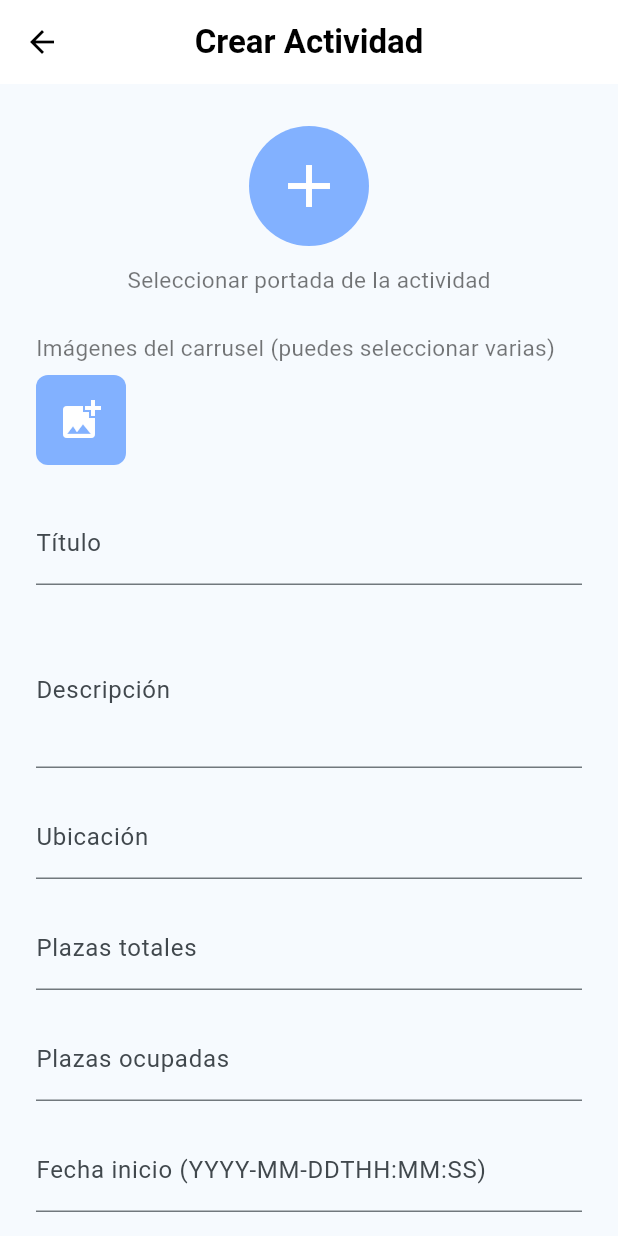
After one commit to FeederMaster666/API_Gerindote, a Flutter app: the CrearActividadScreen screen opened directly, on a phone screen of 412 x 824 dp. The commit adds this screen. Run offline on Flutter 3.47's test engine with Material 3 defaults, Android fonts, the phone set to English and light mode, and no system bars; our stand-ins replace carousel_slider, image_picker, shared_preferences, table_calendar; accounts and stored records are empty; network calls fail.

Commit message:
añadir y eliminar actividad implementados

```diff
--- a/APP MOVIL/lib/pages/ActividadAytoDetalles.dart
+++ b/APP MOVIL/lib/pages/ActividadAytoDetalles.dart
@@ -14,7 +14,7 @@ class DetalleActividadScreen extends StatelessWidget {
     final String descripcion = actividad['descripcion'] ?? 'Sin descripción';
     final String? imagenUrl = actividad['imagen'];
     final List<dynamic> imagenesCarrusel = actividad['imagenes'] ?? [];
-    final int plazasDisponibles = actividad['plazasDisponibles'] ?? 0;
+    final int plazasOcupadas = actividad['plazasOcupadas'] ?? 0;
     final int plazasTotales = actividad['plazasTotales'] ?? 0;
     final espacio = actividad['espacio'];
     final String ubicacion = actividad['ubicacion'] ?? 'Sin ubicación';
@@ -93,7 +93,7 @@ class DetalleActividadScreen extends StatelessWidget {
                           Icon(Icons.people, size: 18, color: Colors.grey[700]),
                           const SizedBox(width: 4),
                           Text(
-                            '$plazasDisponibles/$plazasTotales plazas',
+                            '$plazasOcupadas/$plazasTotales plazas',
                             style: const TextStyle(fontSize: 15),
                           ),
                         ],
@@ -141,7 +141,7 @@ class DetalleActividadScreen extends StatelessWidget {
                                   crossAxisAlignment: CrossAxisAlignment.start,
                                   children: [
                                     Text(
-                                      "Plazas disponibles: $plazasDisponibles",
+                                      "Plazas ocupadas: $plazasOcupadas",
                                       style: const TextStyle(
                                         color: Colors.grey,
                                         fontSize: 14,
@@ -182,7 +182,7 @@ class DetalleActividadScreen extends StatelessWidget {
                                                 color: Colors.green,
                                               ),
                                               onPressed: () {
-                                                if (plazas < plazasDisponibles) {
+                                                if (plazas < plazasOcupadas) {
                                                   setState(() => plazas++);
                                                 }
                                               },
--- /dev/null
+++ b/APP MOVIL/lib/pages/CrearActividad.dart
@@ -0,0 +1,327 @@
+import 'dart:io';
+import 'package:flutter/material.dart';
+import 'package:image_picker/image_picker.dart';
+import '../services/ActividadesMunicipalesService.dart';
+
+class CrearActividadScreen extends StatefulWidget {
+  const CrearActividadScreen({super.key});
+
+  @override
+  State<CrearActividadScreen> createState() => _CrearActividadScreenState();
+}
+
+class _CrearActividadScreenState extends State<CrearActividadScreen> {
+  final tituloController = TextEditingController();
+  final descripcionController = TextEditingController();
+  final ubicacionController = TextEditingController();
+  final plazasTotalesController = TextEditingController();
+  final plazasOcupadasController = TextEditingController();
+  final fechaInicioController = TextEditingController();
+  final fechaFinController = TextEditingController();
+
+  File? _imagenPortada;
+  List<File> _imagenesCarrusel = [];
+  bool _isLoading = false;
+
+  final ActividadesMunicipalesService _service = ActividadesMunicipalesService();
+
+  @override
+  Widget build(BuildContext context) {
+    return Scaffold(
+      appBar: AppBar(
+        backgroundColor: Colors.white,
+        elevation: 0,
+        leading: IconButton(
+          icon: const Icon(Icons.arrow_back, color: Colors.black),
+          onPressed: () => Navigator.pop(context),
+        ),
+        centerTitle: true,
+        title: const Text(
+          "Crear Actividad",
+          style: TextStyle(
+            color: Colors.black,
+            fontWeight: FontWeight.bold,
+          ),
+        ),
+      ),
+      body: ListView(
+        padding: const EdgeInsets.symmetric(horizontal: 24, vertical: 12),
+        children: [
+          const SizedBox(height: 16),
+          // Selector de foto de portada
+          Center(
+            child: Column(
+              children: [
+                GestureDetector(
+                  onTap: _seleccionarImagenPortada,
+                  child: CircleAvatar(
+                    radius: 40,
+                    backgroundColor: Colors.blueAccent.shade100,
+                    backgroundImage: _imagenPortada != null ? FileImage(_imagenPortada!) : null,
+                    child: _imagenPortada == null
+                        ? Icon(Icons.add, size: 48, color: Colors.white)
+                        : null,
+                  ),
+                ),
+                const SizedBox(height: 12),
+                const Text(
+                  "Seleccionar portada de la actividad",
+                  style: TextStyle(color: Colors.black54, fontSize: 15),
+                ),
+              ],
+            ),
+          ),
+          const SizedBox(height: 24),
+          // Selector de imágenes de carrusel
+          Column(
+            crossAxisAlignment: CrossAxisAlignment.start,
+            children: [
+              const Text(
+                "Imágenes del carrusel (puedes seleccionar varias)",
+                style: TextStyle(color: Colors.black54, fontSize: 15),
+              ),
+              const SizedBox(height: 8),
+              Wrap(
+                spacing: 8,
+                children: [
+                  // Botón para añadir imágenes
+                  GestureDetector(
+                    onTap: _seleccionarImagenesCarrusel,
+                    child: Container(
+                      width: 60,
+                      height: 60,
+                      decoration: BoxDecoration(
+                        color: Colors.blueAccent.shade100,
+                        borderRadius: BorderRadius.circular(8),
+                      ),
+                      child: const Icon(Icons.add_photo_alternate, color: Colors.white, size: 32),
+                    ),
+                  ),
+                  // Miniaturas de imágenes seleccionadas
+                  ..._imagenesCarrusel.map((img) => Stack(
+                    alignment: Alignment.topRight,
+                    children: [
+                      Container(
+                        margin: const EdgeInsets.only(top: 4, right: 4),
+                        width: 60,
+                        height: 60,
+                        child: ClipRRect(
+                          borderRadius: BorderRadius.circular(8),
+                          child: Image.file(img, fit: BoxFit.cover),
+                        ),
+                      ),
+                      // Botón para eliminar imagen del carrusel
+                      GestureDetector(
+                        onTap: () {
+                          setState(() {
+                            _imagenesCarrusel.remove(img);
+                          });
+                        },
+                        child: Container(
+                          decoration: BoxDecoration(
+                            color: Colors.redAccent,
+                            shape: BoxShape.circle,
+                          ),
+                          padding: const EdgeInsets.all(2),
+                          child: const Icon(Icons.close, size: 16, color: Colors.white),
+                        ),
+                      ),
+                    ],
+                  )),
+                ],
+              ),
+            ],
+          ),
+          const SizedBox(height: 24),
+          // Campo Título
+          TextField(
+            controller: tituloController,
+            decoration: const InputDecoration(
+              labelText: "Título",
+              border: UnderlineInputBorder(),
+            ),
+          ),
+          const SizedBox(height: 18),
+          // Campo Descripción
+          TextField(
+            controller: descripcionController,
+            decoration: const InputDecoration(
+              labelText: "Descripción",
+              border: UnderlineInputBorder(),
+            ),
+            maxLines: 3,
+          ),
+          const SizedBox(height: 18),
+          // Campo Ubicación
+          TextField(
+            controller: ubicacionController,
+            decoration: const InputDecoration(
+              labelText: "Ubicación",
+              border: UnderlineInputBorder(),
+            ),
+          ),
+          const SizedBox(height: 18),
+          // Campo Plazas Totales
+          TextField(
+            controller: plazasTotalesController,
+            decoration: const InputDecoration(
+              labelText: "Plazas totales",
+              border: UnderlineInputBorder(),
+            ),
+            keyboardType: TextInputType.number,
+          ),
+          const SizedBox(height: 18),
+          // Campo Plazas Ocupadas
+          TextField(
+            controller: plazasOcupadasController,
+            decoration: const InputDecoration(
+              labelText: "Plazas ocupadas",
+              border: UnderlineInputBorder(),
+            ),
+            keyboardType: TextInputType.number,
+          ),
+          const SizedBox(height: 18),
+          // Campo Fecha Inicio
+          TextField(
+            controller: fechaInicioController,
+            decoration: const InputDecoration(
+              labelText: "Fecha inicio (YYYY-MM-DDTHH:MM:SS)",
+              border: UnderlineInputBorder(),
+            ),
+            keyboardType: TextInputType.datetime,
+          ),
+          const SizedBox(height: 18),
+          // Campo Fecha Fin
+          TextField(
+            controller: fechaFinController,
+            decoration: const InputDecoration(
+              labelText: "Fecha fin (YYYY-MM-DDTHH:MM:SS)",
+              border: UnderlineInputBorder(),
+            ),
+            keyboardType: TextInputType.datetime,
+          ),
+          const SizedBox(height: 32),
+          // Botón crear actividad
+          SizedBox(
+            width: double.infinity,
+            child: ElevatedButton(
+              onPressed: _isLoading ? null : _crearActividad,
+              style: ElevatedButton.styleFrom(
+                backgroundColor: Colors.blueAccent,
+                padding: const EdgeInsets.symmetric(vertical: 16),
+                shape: RoundedRectangleBorder(
+                  borderRadius: BorderRadius.circular(30),
+                ),
+              ),
+              child: _isLoading
+                  ? const CircularProgressIndicator(color: Colors.white)
+                  : const Text(
+                      "Crear Actividad",
+                      style: TextStyle(fontSize: 16, fontWeight: FontWeight.bold, color: Colors.white),
+                    ),
+            ),
+          ),
+          const SizedBox(height: 16),
+        ],
+      ),
+    );
+  }
+
+  // Seleccionar imagen de portada desde galería
+  Future<void> _seleccionarImagenPortada() async {
+    final picker = ImagePicker();
+    final pickedFile = await picker.pickImage(source: ImageSource.gallery);
+
+    if (pickedFile != null) {
+      setState(() {
+        _imagenPortada = File(pickedFile.path);
+      });
+    }
+  }
+
+  // Seleccionar varias imágenes para el carrusel desde galería
+  Future<void> _seleccionarImagenesCarrusel() async {
+    final picker = ImagePicker();
+    final pickedFiles = await picker.pickMultiImage();
+    if (pickedFiles != null && pickedFiles.isNotEmpty) {
+      setState(() {
+        _imagenesCarrusel.addAll(pickedFiles.map((e) => File(e.path)));
+      });
+    }
+  }
+
+  Future<void> _crearActividad() async {
+    // Validación básica
+    if (tituloController.text.trim().isEmpty ||
+        descripcionController.text.trim().isEmpty ||
+        ubicacionController.text.trim().isEmpty ||
+        plazasTotalesController.text.trim().isEmpty ||
+        plazasOcupadasController.text.trim().isEmpty ||
+        fechaInicioController.text.trim().isEmpty ||
+        fechaFinController.text.trim().isEmpty) {
+      ScaffoldMessenger.of(context).showSnackBar(
+        const SnackBar(content: Text('Todos los campos son obligatorios')),
+      );
+      return;
+    }
+
+    setState(() {
+      _isLoading = true;
+    });
+
+    try {
+      // 1. Crear la actividad (sin imágenes)
+      final actividad = await _service.crearActividad(
+        titulo: tituloController.text.trim(),
+        descripcion: descripcionController.text.trim(),
+        ubicacion: ubicacionController.text.trim(),
+        plazasTotales: int.tryParse(plazasTotalesController.text.trim()) ?? 0,
+        plazasOcupadas: int.tryParse(plazasOcupadasController.text.trim()) ?? 0,
+        fechaInicio: fechaInicioController.text.trim(),
+        fechaFin: fechaFinController.text.trim(),
+      );
+      final actividadId = actividad['actividad']['_id'];
+
+      // 2. Subir imagen de portada si se seleccionó
+      if (_imagenPortada != null) {
+        await _service.subirImagenPortada(
+          actividadId: actividadId,
+          imagen: _imagenPortada!,
+        );
+      }
+
+      // 3. Subir imágenes del carrusel si se seleccionaron
+      if (_imagenesCarrusel.isNotEmpty) {
+        await _service.subirImagenesCarrusel(
+          actividadId: actividadId,
+          imagenes: _imagenesCarrusel,
+        );
+      }
+
+      Navigator.pop(context, true);
+      ScaffoldMessenger.of(context).showSnackBar(
+        SnackBar(
+          content: Row(
+            children: [
+              Icon(Icons.check_circle_outline, color: Colors.white, size: 20),
+              const SizedBox(width: 8),
+              const Text("Actividad creada con éxito"),
+            ],
+          ),
+          backgroundColor: Colors.green[700],
+        ),
+      );
+    } catch (e) {
+      ScaffoldMessenger.of(context).showSnackBar(
+        SnackBar(
+          content: Text('Error al crear actividad: $e'),
+          backgroundColor: Colors.red,
+        ),
+      );
+    } finally {
+      setState(() {
+        _isLoading = false;
+      });
+    }
+  }
+}
--- a/APP MOVIL/lib/services/ActividadesMunicipalesService.dart
+++ b/APP MOVIL/lib/services/ActividadesMunicipalesService.dart
@@ -20,7 +20,7 @@ class ActividadesMunicipalesService {
     required String titulo,
     String? descripcion,
     required int plazasTotales,
-    required int plazasDisponibles,
+    required int plazasOcupadas,
     required String ubicacion,
     String? espacio, // id del espacio, opcional
     required String fechaInicio, // formato ISO 8601
@@ -30,7 +30,7 @@ class ActividadesMunicipalesService {
       'titulo': titulo,
       if (descripcion != null) 'descripcion': descripcion,
       'plazasTotales': plazasTotales,
-      'plazasDisponibles': plazasDisponibles,
+      'plazasOcupadas': plazasOcupadas,
       'ubicacion': ubicacion,
       if (espacio != null) 'espacio': espacio,
       'fechaInicio': fechaInicio,
```
Also changed, not shown: APP MOVIL/lib/pages/ActividadAyto.dart (+130 -61 lines), imagenesActividades/684be2b05ebf753ca047d495_1749803734865.png (added), imagenesActividades/684be2b05ebf753ca047d495_1749803740143.png (added), imagenesActividades/684be2b05ebf753ca047d495_1749803740148.png (added), imagenesActividades/684be7745ebf753ca047d4aa_1749804916932.jpg (added), imagenesActividades/684be7745ebf753ca047d4aa_1749804916980.jpg (added), imagenesActividades/684be7745ebf753ca047d4aa_1749804916997.jpg (added), imagenesActividades/684be7745ebf753ca047d4aa_1749804917014.jpg (added), 2 other files.
